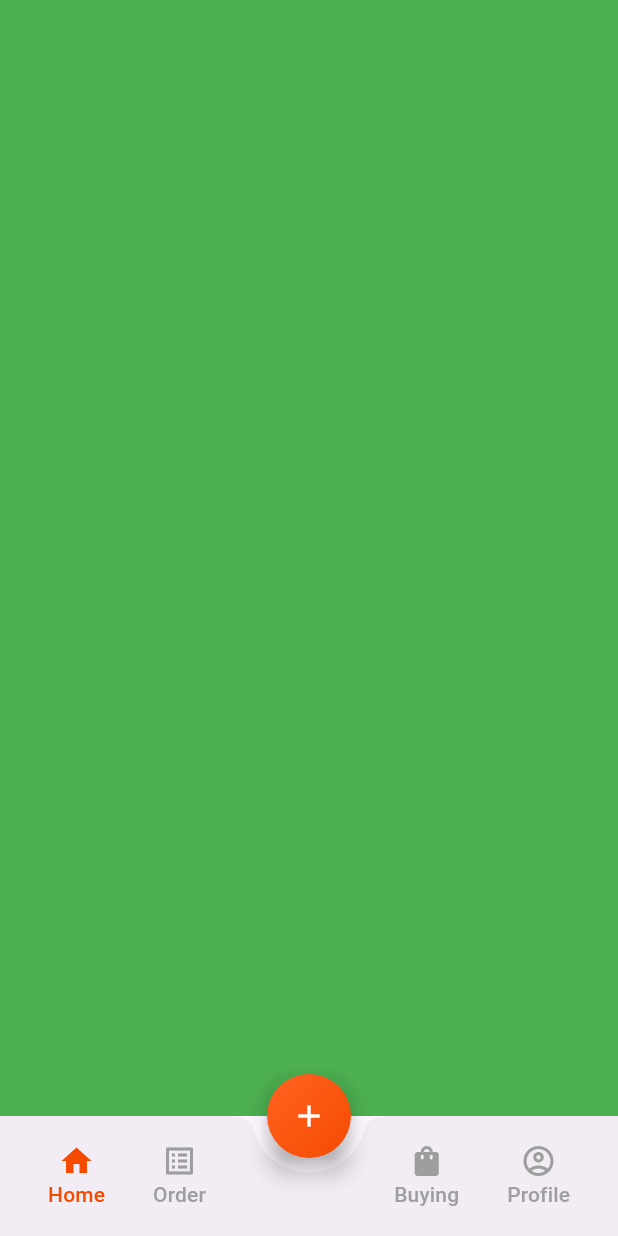
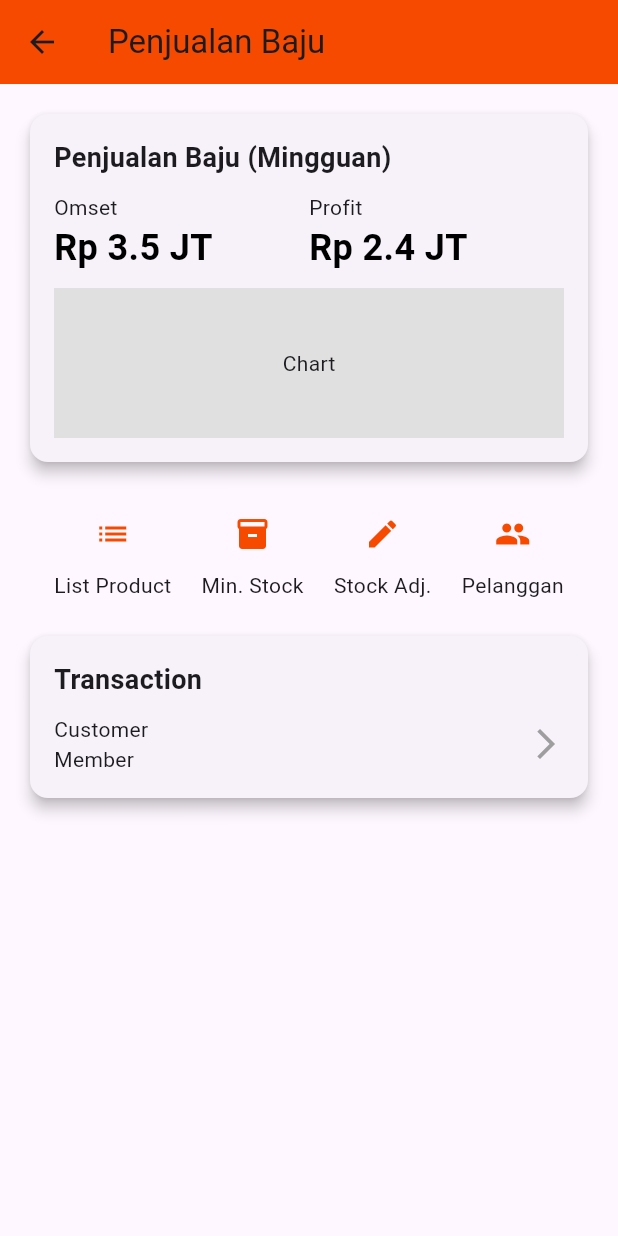
Before and after one commit to heatherbrain/Flutter-design, a Flutter app: the HomeScreen screen opened directly, on a phone screen of 412 x 824 dp. Run offline on Flutter 3.47's test engine with Material 3 defaults, Android fonts, the phone set to English and light mode, and no system bars; our stand-ins replace get, google_fonts.

Commit message:
feature: making home screen

```diff
--- a/lib/screens/home_screen.dart
+++ b/lib/screens/home_screen.dart
@@ -6,78 +6,60 @@ class HomeScreen extends StatelessWidget {
 
   @override
   Widget build(BuildContext context) {
-    final controller = Get.put(NavigationController());
     return Scaffold(
-      floatingActionButton: FloatingActionButton(
-        onPressed: () {},
-        child:  Container(
-          width: 60,
-          height: 60,
-          decoration: BoxDecoration(
-            shape: BoxShape.circle,
-            gradient: LinearGradient(
-              begin: Alignment.topLeft,
-              end: Alignment.bottomRight,
-              colors: [Color.fromARGB(255, 255, 100, 34), const Color.fromARGB(255, 245, 74, 0)],
+      appBar: AppBar(
+        title: const Text('Penjualan Baju'),
+        backgroundColor: const Color.fromARGB(255, 245, 74, 0),
       ),
-          ),
-          child: Icon(
-            Icons.add,
-            color: Colors.white, // Set the color of the icon
-          ),
-        ),
-        backgroundColor: Colors.transparent, // Make the background transparent
-      ),
-      floatingActionButtonLocation: FloatingActionButtonLocation.centerDocked,
-      bottomNavigationBar: Obx(
-        () => BottomAppBar(
-          shape: CircularNotchedRectangle(),
-          notchMargin: 10,
-          child: Container(
-            height: 60,
-            child: Row(
-              mainAxisAlignment: MainAxisAlignment.spaceBetween,
-              children: <Widget>[
-                Row(
+      body: Padding(
+        padding: const EdgeInsets.all(16.0),
+        child: Column(
           crossAxisAlignment: CrossAxisAlignment.start,
           children: [
-                    MaterialButton(
-                      minWidth: 40,
-                      onPressed: () {
-                        controller.selectedIndex.value = 0;
-                      },
+            Card(
+              elevation: 4,
+              shape: RoundedRectangleBorder(
+                borderRadius: BorderRadius.circular(12),
+              ),
+              child: Padding(
+                padding: const EdgeInsets.all(16.0),
                 child: Column(
-                        mainAxisAlignment: MainAxisAlignment.center,
+                  crossAxisAlignment: CrossAxisAlignment.start,
                   children: [
-                          Icon(
-                            Icons.home,
-                            color: controller.selectedIndex.value == 0 ? Color.fromARGB(255, 245, 74, 0) : Colors.grey,
+                    const Text(
+                      'Penjualan Baju (Mingguan)',
+                      style: TextStyle(fontSize: 18, fontWeight: FontWeight.bold),
                     ),
+                    const SizedBox(height: 10),
+                    Row(
+                      children: const [
+                        Expanded(
+                          child: Column(
+                            crossAxisAlignment: CrossAxisAlignment.start,
+                            children: [
+                              Text('Omset'),
                               Text(
-                            'Home',
+                                'Rp 3.5 JT',
                                 style: TextStyle(
-                              color: controller.selectedIndex.value == 0 ? Color.fromARGB(255, 245, 74, 0) : Colors.grey,
+                                  fontSize: 24,
+                                  fontWeight: FontWeight.bold,
+                                  color: Colors.black,
                                 ),
                               ),
                             ],
                           ),
                         ),
-                    MaterialButton(
-                      minWidth: 40,
-                      onPressed: () {
-                        controller.selectedIndex.value = 1;
-                      },
+                        Expanded(
                           child: Column(
-                        mainAxisAlignment: MainAxisAlignment.center,
+                            crossAxisAlignment: CrossAxisAlignment.start,
                             children: [
-                          Icon(
-                            Icons.list_alt,
-                            color: controller.selectedIndex.value == 1 ? Color.fromARGB(255, 245, 74, 0) : Colors.grey,
-                          ),
+                              Text('Profit'),
                               Text(
-                            'Order',
+                                'Rp 2.4 JT',
                                 style: TextStyle(
-                              color: controller.selectedIndex.value == 1 ? Color.fromARGB(255, 245, 74, 0) : Colors.grey,
+                                  fontSize: 24,
+                                  fontWeight: FontWeight.bold,
+                                  color: Colors.black,
                                 ),
                               ),
                             ],
@@ -85,70 +67,85 @@ class HomeScreen extends StatelessWidget {
                         ),
                       ],
                     ),
-                Row(
-                  crossAxisAlignment: CrossAxisAlignment.start,
-                  children: [
-                    MaterialButton(
-                      minWidth: 40,
-                      onPressed: () {
-                        controller.selectedIndex.value = 2;
-                      },
-                      child: Column(
-                        mainAxisAlignment: MainAxisAlignment.center,
-                        children: [
-                          Icon(
-                            Icons.shopping_bag,
-                            color: controller.selectedIndex.value == 2 ? Color.fromARGB(255, 245, 74, 0) : Colors.grey,
-                          ),
-                          Text(
-                            'Buying',
-                            style: TextStyle(
-                              color: controller.selectedIndex.value == 2 ? Color.fromARGB(255, 245, 74, 0) : Colors.grey,
-                            ),
+                    const SizedBox(height: 10),
+                    // Mock chart
+                    Container(
+                      height: 100,
+                      color: Colors.grey.shade300,
+                      child: const Center(child: Text('Chart')),
                     ),
                   ],
                 ),
               ),
-                    MaterialButton(
-                      minWidth: 40,
-                      onPressed: () {
-                        controller.selectedIndex.value = 3;
-                      },
+            ),
+            const SizedBox(height: 20),
+            Row(
+              mainAxisAlignment: MainAxisAlignment.spaceEvenly,
+              children: [
+                _buildActionButton('List Product', Icons.list),
+                _buildActionButton('Min. Stock', Icons.inventory),
+                _buildActionButton('Stock Adj.', Icons.edit),
+                _buildActionButton('Pelanggan', Icons.people),
+              ],
+            ),
+            const SizedBox(height: 20),
+            // Transactions Card
+            Card(
+              elevation: 4,
+              shape: RoundedRectangleBorder(
+                borderRadius: BorderRadius.circular(12),
+              ),
+              child: Padding(
+                padding: const EdgeInsets.all(16.0),
                 child: Column(
-                        mainAxisAlignment: MainAxisAlignment.center,
+                  crossAxisAlignment: CrossAxisAlignment.start,
                   children: [
-
-                          Icon(
-                            Icons.account_circle_outlined,
-                            color: controller.selectedIndex.value == 3 ? const Color.fromARGB(255, 245, 74, 0) : Colors.grey,
+                    const Text(
+                      'Transaction',
+                      style: TextStyle(fontSize: 18, fontWeight: FontWeight.bold),
                     ),
-                          Text(
-                            'Profile',
-                            style: TextStyle(
-                              color: controller.selectedIndex.value == 3 ? const Color.fromARGB(255, 245, 74, 0) : Colors.grey,
-                            ),
-                          ),
+                    const SizedBox(height: 10),
+                    Row(
+                      children: [
+                        Expanded(
+                          child: Column(
+                            crossAxisAlignment: CrossAxisAlignment.start,
+                            children: const [
+                              Text('Customer'),
+                              Text('Member'),
+                              // Text(
+                              //   'Rp 1.1M+',
+                              //   style: TextStyle(
+                              //     fontSize: 24,
+                              //     fontWeight: FontWeight.bold,
+                              //     color: Colors.black,
+                              //   ),
+                              // ),
                             ],
                           ),
                         ),
+                        const Icon(Icons.arrow_forward_ios, color: Colors.grey),
                       ],
                     ),
                   ],
                 ),
               ),
             ),
+          ],
         ),
-      body: Obx(() => controller.screens[controller.selectedIndex.value]),
+      ),
+    );
+  }
+
+  Widget _buildActionButton(String label, IconData icon) {
+    return Column(
+      children: [
+        IconButton(
+          icon: Icon(icon, color: const Color.fromARGB(255, 245, 74, 0)),
+          onPressed: () {},
+        ),
+        Text(label),
+      ],
     );
   }
 }
-
-class NavigationController extends GetxController {
-  final Rx<int> selectedIndex = 0.obs;
-  final screens = [
-    Container(color: Colors.green),
-    Container(color: Colors.blue),
-    Container(color: Colors.red),
-    Container(color: Colors.yellow),
-  ];
-}
```
Also changed, not shown: lib/components/navigation_menu.dart (+119 -28 lines), lib/main.dart (+44 -25 lines). Lines whose indentation alone changed are shown as unchanged.
